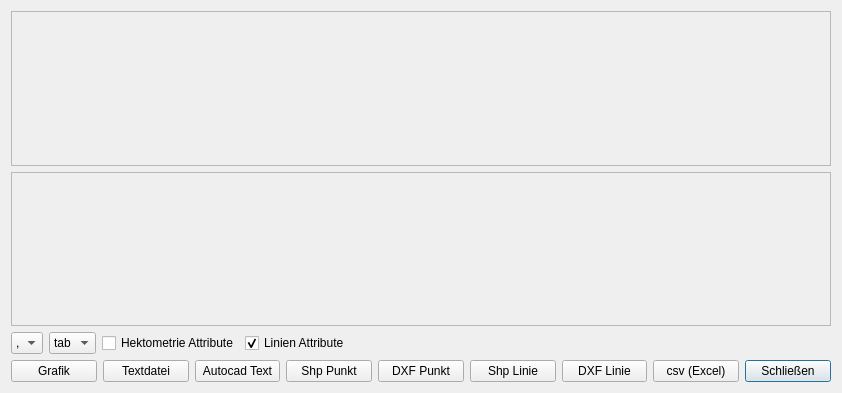
BergWerkGIS/VoGIS-Profil-Tool, file VoGISProfilToolMain/ui/ui_vogisprofiltoolplot.ui: the form before one commit.
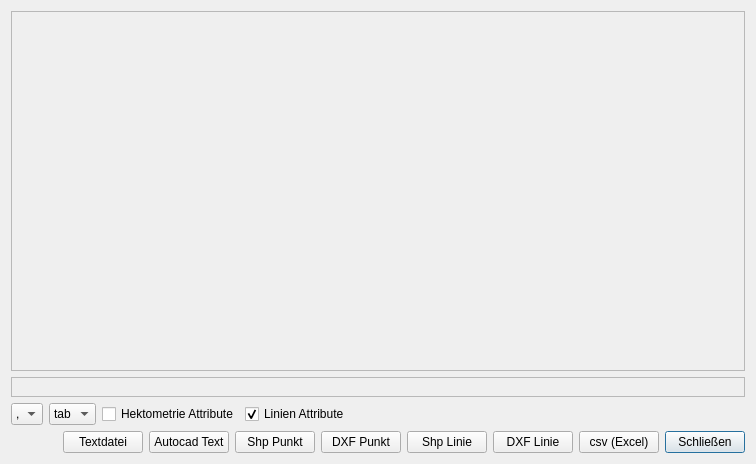
The form after the commit.

```diff
--- a/VoGISProfilToolMain/ui/ui_vogisprofiltoolplot.ui
+++ b/VoGISProfilToolMain/ui/ui_vogisprofiltoolplot.ui
@@ -6,8 +6,8 @@
    <rect>
     <x>0</x>
     <y>0</y>
-    <width>842</width>
-    <height>393</height>
+    <width>756</width>
+    <height>464</height>
    </rect>
   </property>
   <property name="windowTitle">
@@ -17,7 +17,7 @@
    <bool>true</bool>
   </property>
   <layout class="QGridLayout" name="gridLayout_2">
-   <item row="11" column="0">
+   <item row="10" column="0">
     <layout class="QGridLayout" name="gridLayout">
      <item row="3" column="8">
       <widget class="QPushButton" name="IDC_bClose">
@@ -68,13 +68,6 @@
        </property>
       </widget>
      </item>
-     <item row="3" column="0">
-      <widget class="QPushButton" name="IDC_bChart">
-       <property name="text">
-        <string>Grafik</string>
-       </property>
-      </widget>
-     </item>
      <item row="3" column="1">
       <widget class="QPushButton" name="IDC_bText">
        <property name="text">
@@ -159,6 +152,18 @@
      </item>
      <item row="0" column="0" colspan="9">
       <widget class="QFrame" name="IDC_frPlot">
+       <property name="sizePolicy">
+        <sizepolicy hsizetype="Preferred" vsizetype="Expanding">
+         <horstretch>0</horstretch>
+         <verstretch>0</verstretch>
+        </sizepolicy>
+       </property>
+       <property name="minimumSize">
+        <size>
+         <width>0</width>
+         <height>350</height>
+        </size>
+       </property>
        <property name="frameShape">
         <enum>QFrame::StyledPanel</enum>
        </property>
```
